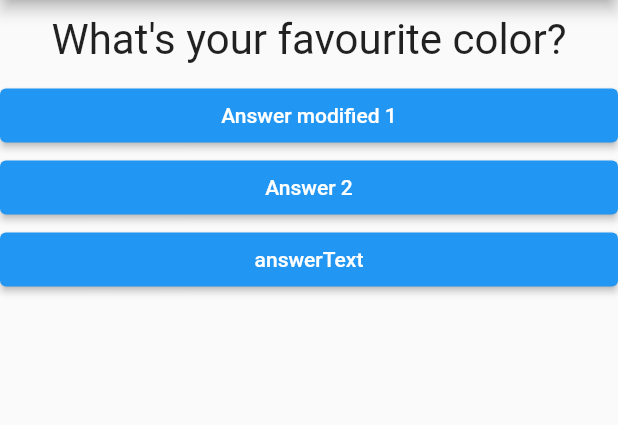
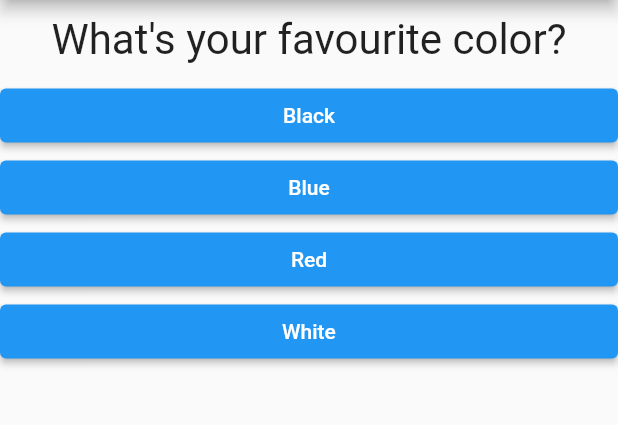
Before and after one commit to DNaranjoDev/old_quiz-app, a Flutter app: the screen it shows after launch, on a phone screen of 412 x 824 dp, the part 84-509 px from its top. Run offline on Flutter 3.47's test engine with Material 2 defaults, Android fonts, the phone set to English and light mode, and no system bars.

Commit message:
added dinamic content for questions & answers

```diff
--- a/lib/answer.dart
+++ b/lib/answer.dart
@@ -1,10 +1,10 @@
 import 'package:flutter/material.dart';
 
 class Answer extends StatelessWidget {
-  String answerText;
   final VoidCallback selectHandler;
+  final String answerText;
 
-  Answer(this.answerText, this.selectHandler, {super.key});
+  const Answer(this.selectHandler, this.answerText, {super.key});
 
   @override
   Widget build(BuildContext context) {
@@ -12,7 +12,10 @@ class Answer extends StatelessWidget {
       width: double.infinity,
       child: ElevatedButton(
         style: ButtonStyle(
-          backgroundColor: MaterialStateProperty.all(Colors.blue),
+          backgroundColor:
+              MaterialStateProperty.all(Colors.blue), // Background button color
+          foregroundColor:
+              MaterialStateProperty.all(Colors.white), // Font color
         ),
         onPressed: selectHandler,
         child: Text(answerText),
--- a/lib/main.dart
+++ b/lib/main.dart
@@ -21,14 +21,23 @@ class _MyAppState extends State<MyApp> {
     setState(() {
       _questionIndex = _questionIndex + 1;
     });
-    print('THE CHOSEN ONE');
   }
 
   @override
   Widget build(BuildContext context) {
     var questions = [
-      'What\'s your favourite color?',
-      'What\'s your favourite animal?',
+      {
+        'questionText': 'What\'s your favourite color?',
+        'answers': ['Black', 'Blue', 'Red', 'White'],
+      },
+      {
+        'questionText': 'What\'s your favourite animal?',
+        'answers': ['Dog', 'Cat', 'Mouse', 'Duck'],
+      },
+      {
+        'questionText': 'What\'s your favourite programming languaje?',
+        'answers': ['JavaScript', 'Dart', 'Rust', 'Python'],
+      },
     ];
 
     return MaterialApp(
@@ -39,20 +48,12 @@ class _MyAppState extends State<MyApp> {
         body: Column(
           children: [
             Question(
-              questions[_questionIndex],
+              questions[_questionIndex]['questionText'] as String,
             ),
-            Answer(
-              'Answer modified 1',
-              _answerQuestion,
-            ),
-            Answer(
-              'Answer 2',
-              _answerQuestion,
-            ),
-            Answer(
-              'answerText',
-              _answerQuestion,
-            ),
+            ...(questions[_questionIndex]['answers'] as List<String>)
+                .map((answer) {
+              return Answer(_answerQuestion, answer);
+            }).toList()
           ],
         ),
       ),
```
